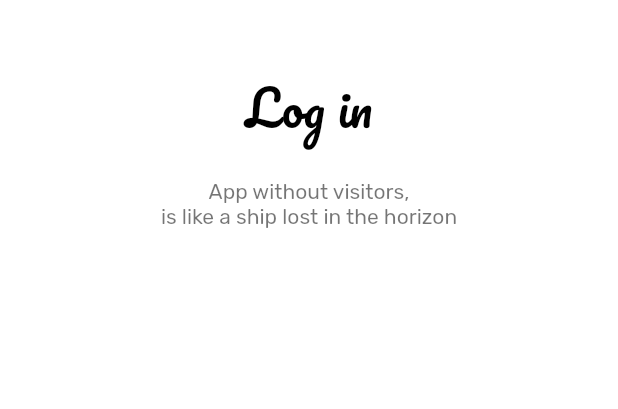
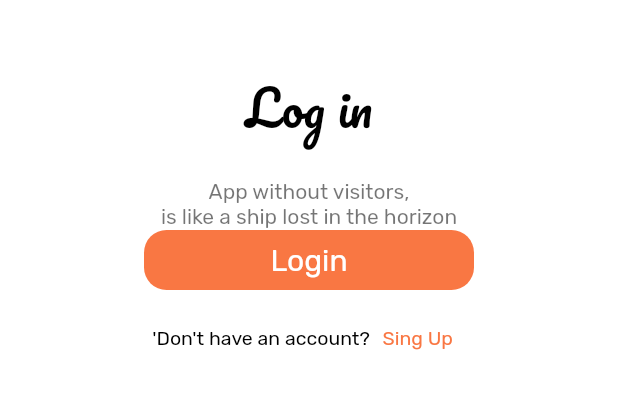
Before and after one commit to CodewithAnn/Fluter-ToolBox-App-Login-UI, a Flutter app: the screen it shows after launch, on a phone screen of 412 x 824 dp, the part 148-557 px from its top. Run offline on Flutter 3.47's test engine with Material 2 defaults, Android fonts, the phone set to English and light mode, and no system bars.

Commit message:
Added Login Button & Sinup Button

```diff
--- a/lib/logi_ui.dart
+++ b/lib/logi_ui.dart
@@ -5,15 +5,15 @@ class ToolBoxLogin extends StatelessWidget {
 
   @override
   Widget build(BuildContext context) {
-    return const Scaffold(
+    return Scaffold(
       backgroundColor: Colors.white,
       body: SafeArea(
         child: Column(
           children: [
-            SizedBox(
+            const SizedBox(
               height: 30,
             ),
-            Row(
+            const Row(
               mainAxisAlignment: MainAxisAlignment.center,
               crossAxisAlignment: CrossAxisAlignment.center,
               children: [
@@ -48,10 +48,10 @@ class ToolBoxLogin extends StatelessWidget {
                 ),
               ],
             ),
-            SizedBox(
+            const SizedBox(
               height: 40,
             ),
-            Center(
+            const Center(
               child: Text(
                 'Log in',
                 style: TextStyle(
@@ -61,10 +61,10 @@ class ToolBoxLogin extends StatelessWidget {
                 ),
               ),
             ),
-            SizedBox(
+            const SizedBox(
               height: 20,
             ),
-            Center(
+            const Center(
               child: Text(
                 textAlign: TextAlign.center,
                 'App without visitors, \nis like a ship lost in the horizon ',
@@ -75,6 +75,49 @@ class ToolBoxLogin extends StatelessWidget {
                 ),
               ),
             ),
+            Container(
+              alignment: Alignment.center,
+              height: 40,
+              width: 220,
+              decoration: BoxDecoration(
+                color: const Color.fromARGB(244, 249, 113, 59),
+                borderRadius: BorderRadius.circular(15),
+              ),
+              child: const Text(
+                'Login',
+                style: TextStyle(
+                  color: Colors.white,
+                  fontFamily: 'Rubik Regular',
+                  fontSize: 20,
+                ),
+              ),
+            ),
+            const SizedBox(
+              height: 8,
+            ),
+            Row(
+              mainAxisAlignment: MainAxisAlignment.center,
+              children: [
+                const Text(
+                  "'Don't have an account?",
+                  style: TextStyle(
+                    color: Colors.black,
+                    fontFamily: 'Rubik regular',
+                    fontSize: 13,
+                  ),
+                ),
+                TextButton(
+                    onPressed: () {},
+                    child: const Text(
+                      'Sing Up',
+                      style: TextStyle(
+                        color: Color.fromARGB(244, 249, 113, 59),
+                        fontFamily: 'Rubik Regular',
+                        fontSize: 13,
+                      ),
+                    ))
+              ],
+            )
           ],
         ),
       ),
```
